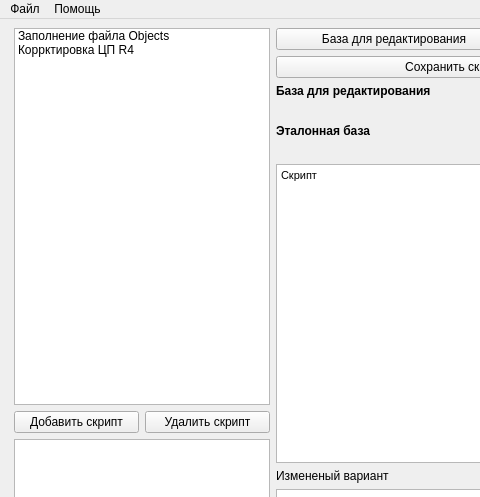
First picture: the form in gui.ui, repository ksandr13/arm_assistent, before the edit; both pictures show x 0 to 480 and y 0 to 497 of the 1006 by 846 pixel window.
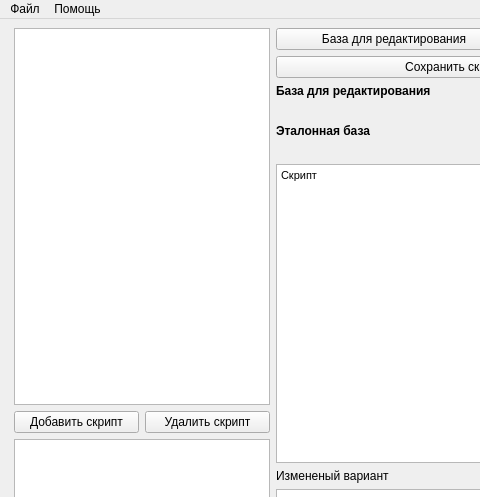
Second picture: the form after the edit.

What changed in the file:
```diff
--- a/gui.ui
+++ b/gui.ui
@@ -33,16 +33,6 @@
             <verstretch>0</verstretch>
            </sizepolicy>
           </property>
-          <item>
-           <property name="text">
-            <string>Заполнение файла Objects</string>
-           </property>
-          </item>
-          <item>
-           <property name="text">
-            <string>Коррктировка ЦП R4</string>
-           </property>
-          </item>
          </widget>
         </item>
         <item>
```
Left out of the diff: 6 changed lines with no effect on the pictures.
